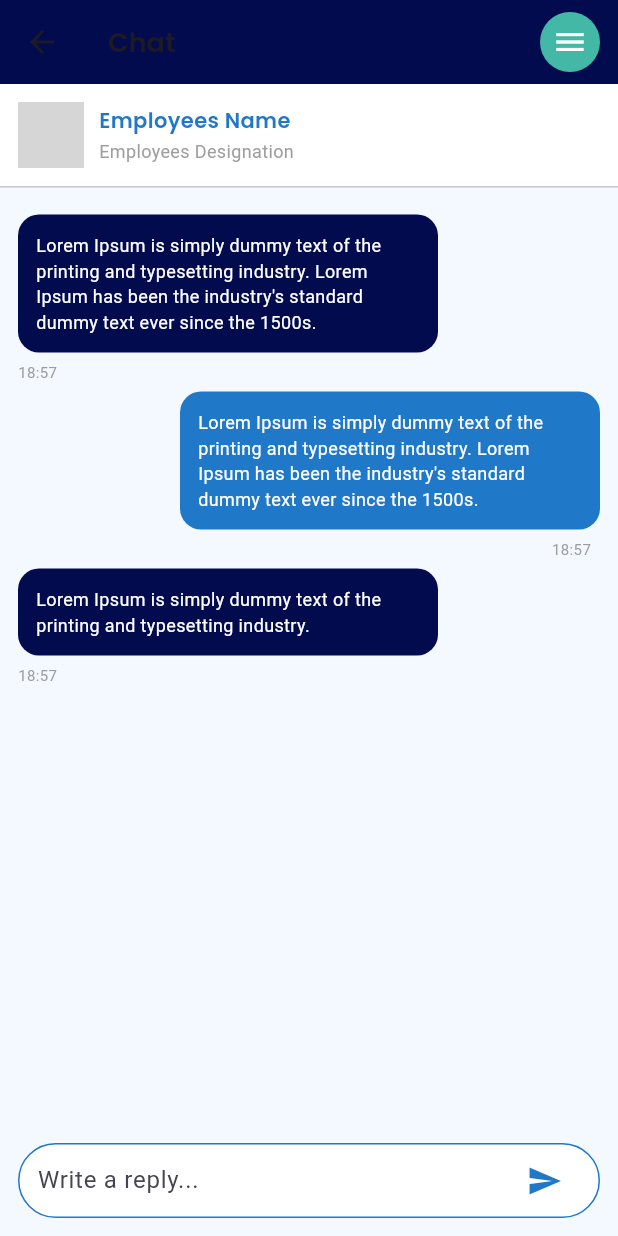
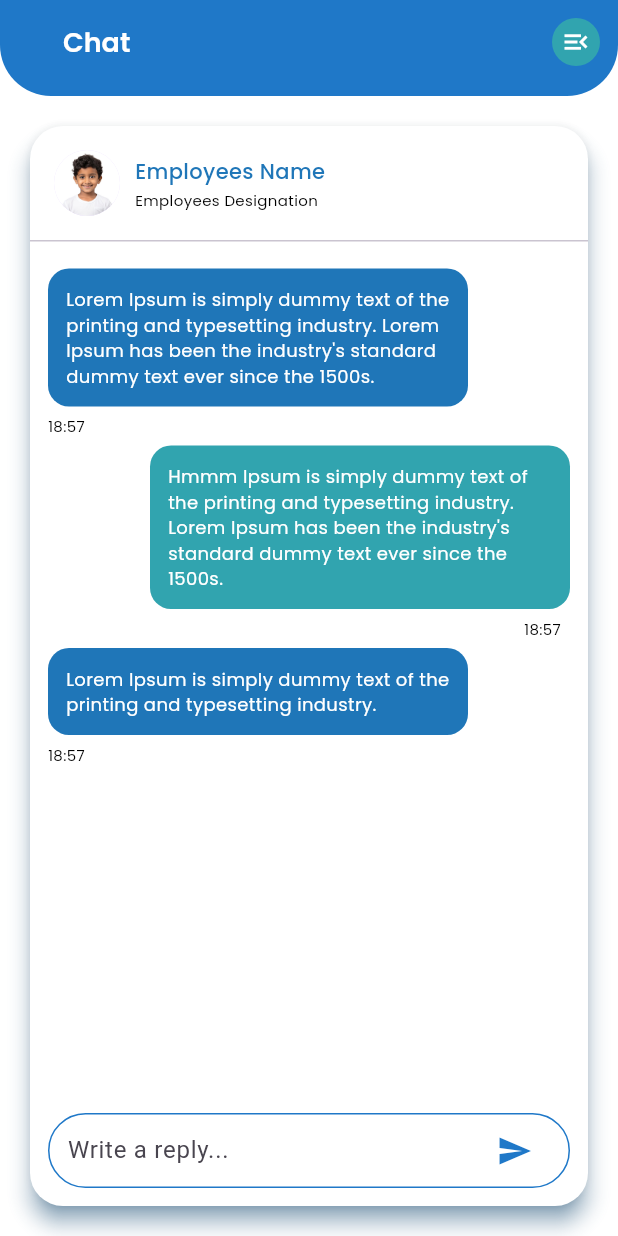
Before and after one commit to jaydeeprana123/GIT-BLOOM-KIDZ, a Flutter app: the ChatScreen screen opened directly, on a phone screen of 412 x 824 dp. Run offline on Flutter 3.47's test engine with Material 3 defaults, Android fonts, the phone set to English and light mode, and no system bars; our stand-ins replace flutter_screenutil, flutter_svg, get, image_picker, shared_preferences; missing offline and left inert: dart:ffi; accounts and stored records are empty; project files that could hold a hidden picture were left out; grey boxes are pictures that could not be loaded.

Commit message:
Chat Screen done

```diff
--- a/lib/Chat/View/chat_bubble.dart
+++ b/lib/Chat/View/chat_bubble.dart
@@ -1,3 +1,5 @@
+import 'package:bloom_kidz/CommonWidgets/black_medium_regular_text.dart';
+import 'package:bloom_kidz/CommonWidgets/black_small_regular_text.dart';
 import 'package:bloom_kidz/CommonWidgets/common_green_button.dart';
 import 'package:bloom_kidz/CommonWidgets/common_text_field.dart';
 import 'package:bloom_kidz/Styles/my_colors.dart';
@@ -38,20 +40,22 @@ class ChatBubble extends StatelessWidget {
             constraints: const BoxConstraints(maxWidth: 280),
             decoration: BoxDecoration(
               color: isSender
-                  ? const Color(0xff1f78c8)
-                  : const Color(0xff030b4f),
+                  ? color_primary
+                  : color_secondary,
               borderRadius: BorderRadius.circular(14),
             ),
-            child: Text(
+            child: BlackMediumRegularText(
               message,
-              style: const TextStyle(fontSize: 12, color: Colors.white),
+             color: Colors.white,
+              fontSize: 12
             ),
           ),
           Padding(
             padding: const EdgeInsets.only(right: 6),
-            child: Text(
+            child: BlackSmallRegularText(
               time,
-              style: const TextStyle(fontSize: 10, color: Colors.grey),
+              color: Colors.black
+
             ),
           ),
         ],
--- a/lib/Chat/View/chat_header.dart
+++ b/lib/Chat/View/chat_header.dart
@@ -1,3 +1,5 @@
+import 'package:bloom_kidz/CommonWidgets/black_small_regular_text.dart';
+import 'package:bloom_kidz/CommonWidgets/blue_large_bold_text.dart';
 import 'package:bloom_kidz/CommonWidgets/common_green_button.dart';
 import 'package:bloom_kidz/CommonWidgets/common_text_field.dart';
 import 'package:bloom_kidz/Styles/my_colors.dart';
@@ -17,32 +19,27 @@ class ChatHeader extends StatelessWidget {
 
   @override
   Widget build(BuildContext context) {
-    return Container(
-      padding: const EdgeInsets.all(12),
-      color: Colors.white,
+    return Padding(
+      padding: EdgeInsets.all(16),
       child: Row(
         children: [
           const CircleAvatar(
             radius: 22,
-            backgroundImage: AssetImage("assets/user.jpg"),
+            backgroundImage: AssetImage(child1),
           ),
           const SizedBox(width: 10),
           Expanded(
             child: Column(
               crossAxisAlignment: CrossAxisAlignment.start,
-              children: const [
-                Text(
+              children:  [
+                BlueLargeBoldText(
                   "Employees Name",
-                  style: TextStyle(
-                    fontSize: 14,
-                    fontFamily: fontInterSemiBold,
-                    color: Color(0xff1f78c8),
-                  ),
+
                 ),
                 SizedBox(height: 2),
-                Text(
+                BlackSmallRegularText(
                   "Employees Designation",
-                  style: TextStyle(fontSize: 12, color: Colors.grey),
+                 color: Colors.black
                 ),
               ],
             ),
--- a/lib/Chat/View/chat_screen.dart
+++ b/lib/Chat/View/chat_screen.dart
@@ -12,6 +12,7 @@ import '../../ChildInfo/View/child_info_screen.dart';
 
 import 'package:flutter/material.dart';
 
+import '../../CommonWidgets/common_appbar.dart';
 import 'chat_bubble.dart';
 import 'chat_header.dart';
 
@@ -23,31 +24,29 @@ class ChatScreen extends StatelessWidget {
   @override
   Widget build(BuildContext context) {
     return Scaffold(
-      backgroundColor: const Color(0xfff4f9ff),
-      appBar: AppBar(
-        backgroundColor: const Color(0xff030b4f),
-        elevation: 0,
-        title: const Text(
-          "Chat",
-          style: TextStyle(fontSize: 18, fontFamily: fontInterSemiBold),
+      backgroundColor: Colors.transparent,
+      appBar: const CommonAppBar(
+        title: "Chat",
+        showMenu: true,
       ),
-        actions: [
-          Padding(
-            padding: const EdgeInsets.only(right: 12),
-            child: CircleAvatar(
-              backgroundColor: const Color(0xff43b8a6),
-              child: const Icon(Icons.menu, color: Colors.white),
+      body: Card(
+        color: Colors.white,
+        shadowColor: color_secondary,
+        elevation: 6,
+        margin: EdgeInsets.symmetric(horizontal: 20, vertical: 20),
+          shape: RoundedRectangleBorder(
+            borderRadius: BorderRadius.circular(
+              22,
+            ), // change 16 to any radius you like
           ),
-          )
-        ],
-      ),
-      body: Column(
+        child: Column(
           children: [
             const ChatHeader(),
             const Divider(height: 1),
             Expanded(child: _chatList()),
             _replyBox(),
           ],
+        ),
       ),
 
     );
@@ -67,7 +66,7 @@ class ChatScreen extends StatelessWidget {
         ),
         ChatBubble(
           message:
-          "Lorem Ipsum is simply dummy text of the printing and typesetting industry. "
+          "Hmmm Ipsum is simply dummy text of the printing and typesetting industry. "
               "Lorem Ipsum has been the industry's standard dummy text ever since the 1500s.",
           isSender: true,
           time: "18:57",
--- a/lib/ChildInfo/View/grid_item.dart
+++ b/lib/ChildInfo/View/grid_item.dart
@@ -9,6 +9,7 @@ import 'package:flutter/material.dart';
 import 'package:flutter/material.dart';
 
 import 'package:flutter/material.dart';
+import 'package:flutter_svg/flutter_svg.dart';
 
 import 'child_.card.dart';
 
@@ -19,7 +20,7 @@ import 'child_profile_card.dart';
 import 'package:flutter/material.dart';
 
 class GridItem extends StatelessWidget {
-  final IconData icon;
+  final String icon;
   final String title;
   const GridItem(this.icon, this.title);
 
@@ -47,7 +48,7 @@ class GridItem extends StatelessWidget {
           mainAxisAlignment: MainAxisAlignment.center,
           children: [
             // Icon box
-            Icon(icon, size: 35, color: color_secondary),
+            SvgPicture.asset(icon, width: 35, height: 35,color: color_secondary),
 
             const SizedBox(height: 3),
 
```
Also changed, not shown: lib/ChildInfo/View/child_options_grid.dart (+17 -25 lines), lib/Styles/my_icons.dart (+12 -1 lines), assets/images/About.svg (added), assets/images/Activity.svg (added), assets/images/Book_Extra_Sessions.svg (added), assets/images/Booking.svg (added), assets/images/ChildPermission.svg (added), assets/images/Documents.svg (added), assets/images/FamilyContacts.svg (added), assets/images/Journey.svg (added), assets/images/Safeguarding.svg (added), assets/images/WeeklyPlan.svg (added). Lines whose indentation alone changed are shown as unchanged.
